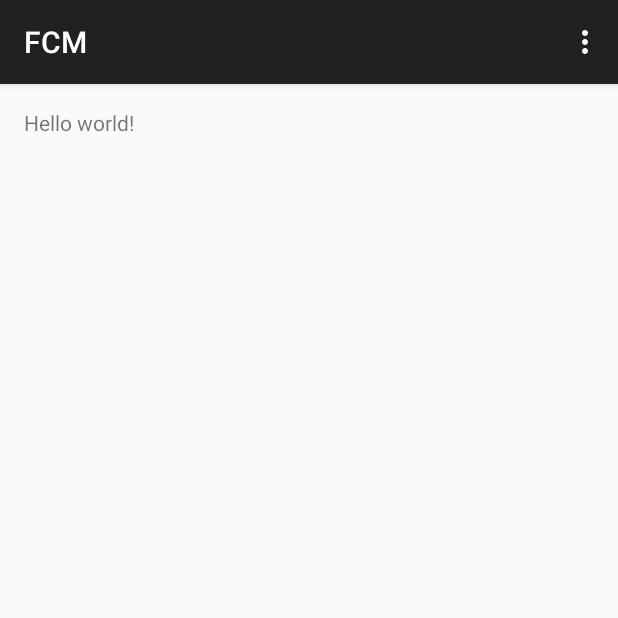
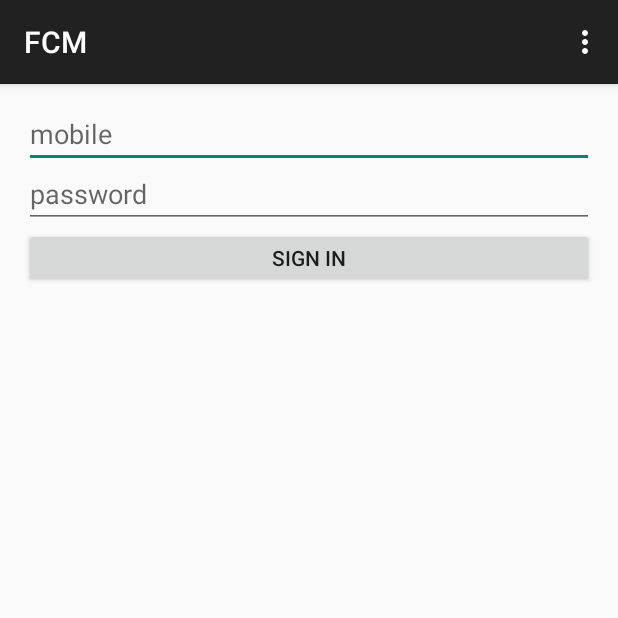
Before and after one commit to sourav15/FCMAndroid, an Android app: the screen it shows after launch (AppActivity), on a phone screen of 412 x 824 dp, the top half of it. Run offline under Robolectric (Android 15) with nearby library versions, the phone set to English and light mode, and no system bars.

```diff
--- a/app/build.gradle
+++ b/app/build.gradle
@@ -25,6 +25,9 @@ dependencies {
 
     compile 'com.google.firebase:firebase-core:9.0.1'
     compile 'com.google.firebase:firebase-messaging:9.0.1'
+
+    compile 'com.squareup.okhttp3:okhttp:3.3.1'
+    compile 'com.google.code.gson:gson:2.4'
 }
 
 apply plugin: 'com.google.gms.google-services'
--- a/app/src/main/java/com/sourav/fcm/activities/AppActivity.java
+++ b/app/src/main/java/com/sourav/fcm/activities/AppActivity.java
@@ -1,20 +1,40 @@
 package com.sourav.fcm.activities;
 
+import android.os.AsyncTask;
 import android.support.v7.app.ActionBarActivity;
 import android.os.Bundle;
 import android.support.v7.app.AppCompatActivity;
 import android.view.Menu;
 import android.view.MenuItem;
+import android.view.View;
+import android.widget.Button;
+import android.widget.EditText;
 
 import com.sourav.fcm.R;
+import com.sourav.fcm.helpers.AjaxHelper;
+import com.sourav.fcm.helpers.beans.response.ResponseBean;
 
 
 public class AppActivity extends AppCompatActivity {
+
+    EditText mobileno;
+    EditText password;
+    Button signin;
 
     @Override
     protected void onCreate(Bundle savedInstanceState) {
         super.onCreate(savedInstanceState);
         setContentView(R.layout.activity_app);
+        mobileno = (EditText) findViewById(R.id.mobileEditText);
+        password = (EditText) findViewById(R.id.passwordEditText);
+        signin = (Button) findViewById(R.id.signInButton);
+
+        signin.setOnClickListener(new View.OnClickListener() {
+            @Override
+            public void onClick(View v) {
+
+            }
+        });
     }
 
     @Override
@@ -38,4 +58,19 @@ public class AppActivity extends AppCompatActivity {
 
         return super.onOptionsItemSelected(item);
     }
+
+    @Override
+    protected void onResume() {
+        super.onResume();
+    }
+
+    class SignIn extends AsyncTask<Void, Void, Void> {
+
+        @Override
+        protected Void doInBackground(Void... params) {
+            ResponseBean response = AjaxHelper.ajax();
+            return null;
+        }
+    }
+
 }
--- a/app/src/main/res/layout/activity_app.xml
+++ b/app/src/main/res/layout/activity_app.xml
@@ -1,11 +1,31 @@
 <RelativeLayout xmlns:android="http://schemas.android.com/apk/res/android"
-    xmlns:tools="http://schemas.android.com/tools" android:layout_width="match_parent"
-    android:layout_height="match_parent" android:paddingLeft="@dimen/activity_horizontal_margin"
+    xmlns:tools="http://schemas.android.com/tools"
+    android:layout_width="match_parent"
+    android:layout_height="match_parent"
+    android:paddingLeft="@dimen/activity_horizontal_margin"
     android:paddingRight="@dimen/activity_horizontal_margin"
     android:paddingTop="@dimen/activity_vertical_margin"
-    android:paddingBottom="@dimen/activity_vertical_margin" tools:context=".activities.AppActivity">
+    android:paddingBottom="@dimen/activity_vertical_margin"
+    tools:context=".activities.AppActivity">
 
-    <TextView android:text="@string/hello_world" android:layout_width="wrap_content"
-        android:layout_height="wrap_content" />
+    <EditText
+        android:layout_width="match_parent"
+        android:layout_height="40dp"
+        android:id="@+id/mobileEditText"
+        android:hint="mobile"/>
+
+    <EditText
+        android:layout_width="match_parent"
+        android:layout_height="40dp"
+        android:id="@+id/passwordEditText"
+        android:layout_below="@+id/mobileEditText"
+        android:hint="password"/>
+
+    <Button
+        android:id="@+id/signInButton"
+        android:layout_width="match_parent"
+        android:layout_height="40dp"
+        android:layout_below="@+id/passwordEditText"
+        android:text="Sign In"/>
 
 </RelativeLayout>
```
Also changed, not shown: app/src/main/java/com/sourav/fcm/helpers/AjaxHelper.java (added, +56 -0 lines), app/src/main/java/com/sourav/fcm/helpers/beans/response/ResponseBean.java (added, +26 -0 lines).
